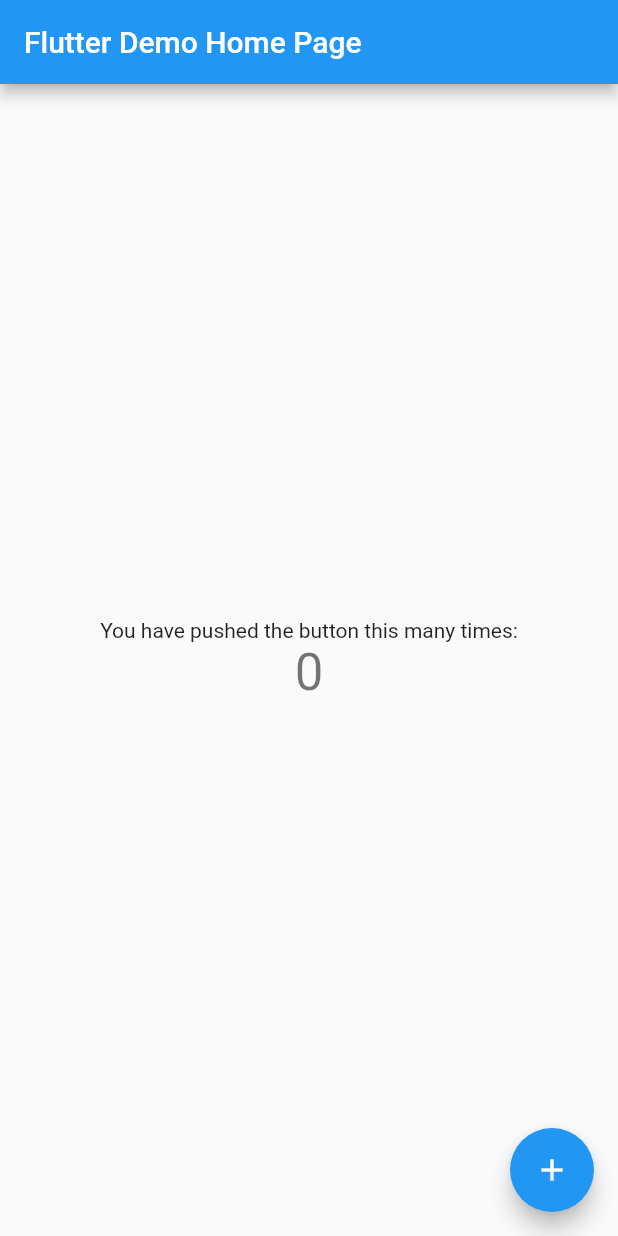
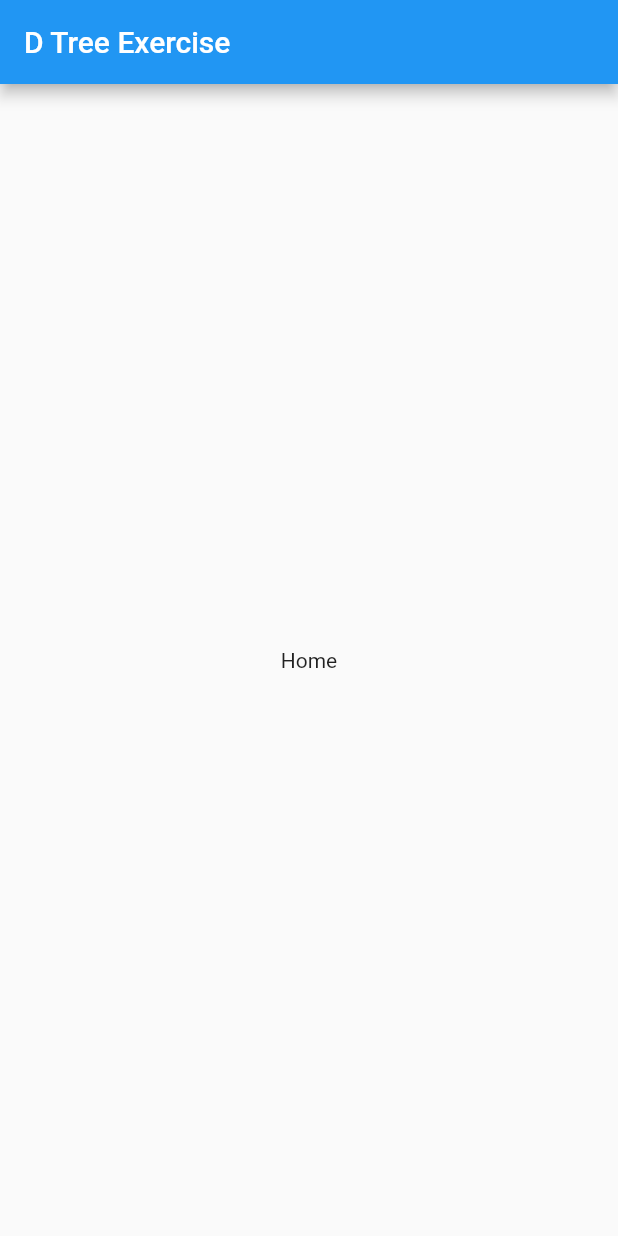
Before and after one commit to klihonga11/d-tree-exercise, a Flutter app: the screen it shows after launch, on a phone screen of 412 x 824 dp. Run offline on Flutter 3.47's test engine with Material 2 defaults, Android fonts, the phone set to English and light mode, and no system bars.

Commit message:
Setup home page

```diff
--- /dev/null
+++ b/lib/home.dart
@@ -0,0 +1,25 @@
+import 'package:flutter/material.dart';
+
+class Home extends StatelessWidget {
+  @override
+  Widget build(BuildContext context) {
+    return Scaffold(
+      appBar: _appBar(),
+      body: _body(),
+    );
+  }
+
+  AppBar _appBar() {
+    return AppBar(
+      title: const Text("D Tree Exercise"),
+    );
+  }
+
+  Widget _body() {
+    return Container(
+      child: Center(
+        child: const Text("Home"),
+      ),
+    );
+  }
+}
--- a/lib/main.dart
+++ b/lib/main.dart
@@ -1,117 +1,16 @@
+import 'package:exercise/home.dart';
 import 'package:flutter/material.dart';
 
 void main() {
-  runApp(MyApp());
+  runApp(App());
 }
 
-class MyApp extends StatelessWidget {
-  // This widget is the root of your application.
+class App extends StatelessWidget {
   @override
   Widget build(BuildContext context) {
     return MaterialApp(
-      title: 'Flutter Demo',
-      theme: ThemeData(
-        // This is the theme of your application.
-        //
-        // Try running your application with "flutter run". You'll see the
-        // application has a blue toolbar. Then, without quitting the app, try
-        // changing the primarySwatch below to Colors.green and then invoke
-        // "hot reload" (press "r" in the console where you ran "flutter run",
-        // or simply save your changes to "hot reload" in a Flutter IDE).
-        // Notice that the counter didn't reset back to zero; the application
-        // is not restarted.
-        primarySwatch: Colors.blue,
-        // This makes the visual density adapt to the platform that you run
-        // the app on. For desktop platforms, the controls will be smaller and
-        // closer together (more dense) than on mobile platforms.
-        visualDensity: VisualDensity.adaptivePlatformDensity,
-      ),
-      home: MyHomePage(title: 'Flutter Demo Home Page'),
+      title: 'D Tree',
+      home: Home(),
     );
   }
 }
-
-class MyHomePage extends StatefulWidget {
-  MyHomePage({Key key, this.title}) : super(key: key);
-
-  // This widget is the home page of your application. It is stateful, meaning
-  // that it has a State object (defined below) that contains fields that affect
-  // how it looks.
-
-  // This class is the configuration for the state. It holds the values (in this
-  // case the title) provided by the parent (in this case the App widget) and
-  // used by the build method of the State. Fields in a Widget subclass are
-  // always marked "final".
-
-  final String title;
-
-  @override
-  _MyHomePageState createState() => _MyHomePageState();
-}
-
-class _MyHomePageState extends State<MyHomePage> {
-  int _counter = 0;
-
-  void _incrementCounter() {
-    setState(() {
-      // This call to setState tells the Flutter framework that something has
-      // changed in this State, which causes it to rerun the build method below
-      // so that the display can reflect the updated values. If we changed
-      // _counter without calling setState(), then the build method would not be
-      // called again, and so nothing would appear to happen.
-      _counter++;
-    });
-  }
-
-  @override
-  Widget build(BuildContext context) {
-    // This method is rerun every time setState is called, for instance as done
-    // by the _incrementCounter method above.
-    //
-    // The Flutter framework has been optimized to make rerunning build methods
-    // fast, so that you can just rebuild anything that needs updating rather
-    // than having to individually change instances of widgets.
-    return Scaffold(
-      appBar: AppBar(
-        // Here we take the value from the MyHomePage object that was created by
-        // the App.build method, and use it to set our appbar title.
-        title: Text(widget.title),
-      ),
-      body: Center(
-        // Center is a layout widget. It takes a single child and positions it
-        // in the middle of the parent.
-        child: Column(
-          // Column is also a layout widget. It takes a list of children and
-          // arranges them vertically. By default, it sizes itself to fit its
-          // children horizontally, and tries to be as tall as its parent.
-          //
-          // Invoke "debug painting" (press "p" in the console, choose the
-          // "Toggle Debug Paint" action from the Flutter Inspector in Android
-          // Studio, or the "Toggle Debug Paint" command in Visual Studio Code)
-          // to see the wireframe for each widget.
-          //
-          // Column has various properties to control how it sizes itself and
-          // how it positions its children. Here we use mainAxisAlignment to
-          // center the children vertically; the main axis here is the vertical
-          // axis because Columns are vertical (the cross axis would be
-          // horizontal).
-          mainAxisAlignment: MainAxisAlignment.center,
-          children: <Widget>[
-            Text(
-              'You have pushed the button this many times:',
-            ),
-            Text(
-              '$_counter',
-              style: Theme.of(context).textTheme.headline4,
-            ),
-          ],
-        ),
-      ),
-      floatingActionButton: FloatingActionButton(
-        onPressed: _incrementCounter,
-        tooltip: 'Increment',
-        child: Icon(Icons.add),
-      ), // This trailing comma makes auto-formatting nicer for build methods.
-    );
-  }
-}
```
Also changed, not shown: 2 other files.
